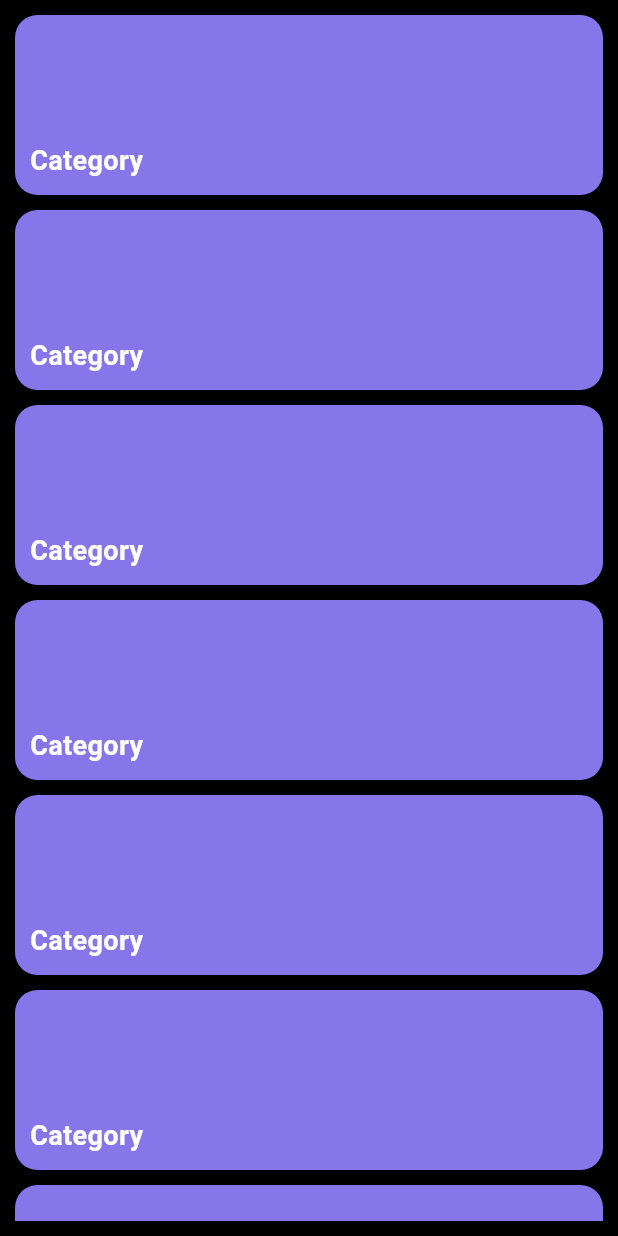
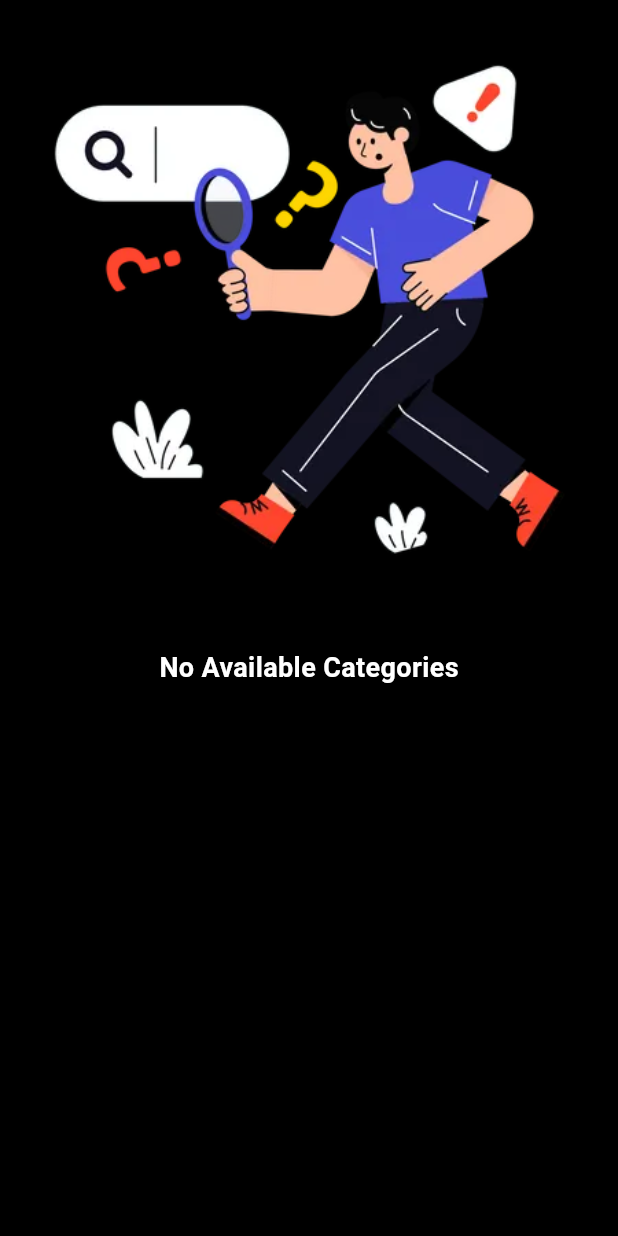
Before and after one commit to Dbokya/Wallpaper-app, a Flutter app: the CategoryScreen screen opened directly, on a phone screen of 412 x 824 dp. Run offline on Flutter 3.47's test engine with Material 3 defaults, Android fonts, the phone set to English and light mode, and no system bars; our stand-ins replace cloud_firestore, firebase_auth, firebase_core, firebase_storage, go_router, google_sign_in and 3 more; accounts and stored records are empty; network calls fail.

```diff
--- /dev/null
+++ b/lib/category/provider/category_provider.dart
@@ -0,0 +1,51 @@
+import 'package:cloud_firestore/cloud_firestore.dart';
+import 'package:flutter/material.dart';
+import 'package:wallpaper_app/category/models/category_model.dart';
+import 'package:wallpaper_app/configs/enums.dart';
+
+abstract class _Category {
+  Future<void> fetchCategory();
+}
+
+class CategoryProvider extends ChangeNotifier implements _Category {
+  final List<CategoryModel> _categories = [];
+  List<CategoryModel> get categories => _categories;
+
+  final _categoryRef = FirebaseFirestore.instance.collection('category');
+
+  ViewState viewState = ViewState.idle;
+  String message = "";
+
+  @override
+  Future<void> fetchCategory() async {
+    viewState = ViewState.busy;
+    _updateState();
+
+    try {
+      final result = await _categoryRef.get();
+
+      if (result.docs.isNotEmpty) {
+        for (var i in result.docs) {
+          _categories.add(CategoryModel.fromJson(i.data()));
+        }
+      }
+
+      viewState = ViewState.success;
+      _updateState();
+    } on FirebaseException catch (e) {
+      message = e.code;
+      viewState = ViewState.error;
+      _updateState();
+    } catch (e) {
+      message = e.toString();
+      viewState = ViewState.error;
+      _updateState();
+    }
+  }
+
+  void _updateState() {
+    WidgetsBinding.instance.addPostFrameCallback((_) {
+      notifyListeners();
+    });
+  }
+}
--- a/lib/category/screens/category_screen.dart
+++ b/lib/category/screens/category_screen.dart
@@ -1,5 +1,11 @@
 import 'package:flutter/material.dart';
 import 'package:go_router/go_router.dart';
+import 'package:provider/provider.dart';
+import 'package:wallpaper_app/category/provider/category_provider.dart';
+import 'package:wallpaper_app/configs/enums.dart';
+import 'package:wallpaper_app/shared/dialog/message_dialog.dart';
+import 'package:wallpaper_app/shared/widgets/busy_overlay.dart';
+import 'package:wallpaper_app/shared/widgets/empty_widget.dart';
 import 'package:wallpaper_app/styles/color.dart';
 
 class CategoryScreen extends StatefulWidget {
@@ -12,10 +18,21 @@ class CategoryScreen extends StatefulWidget {
 
 class _CategoryScreenState extends State<CategoryScreen> {
   @override
+  void initState() {
+    super.initState();
+    _getCategories();
+  }
+
+  @override
   Widget build(BuildContext context) {
-    return Scaffold(
+    return Consumer<CategoryProvider>(builder: (context, state, child) {
+      return BusyOverlay(
+        show: state.viewState == ViewState.busy,
+        child: Scaffold(
           appBar: widget.isAdmin ? AppBar() : null,
-      body: Padding(
+          body: state.categories.isEmpty
+              ? const EmtpyWidget(title: 'No Available Categories')
+              : Padding(
                   padding: const EdgeInsets.all(10.0),
                   child: ListView(
                     children: List.generate(20, (index) {
@@ -49,6 +66,21 @@ class _CategoryScreenState extends State<CategoryScreen> {
                     }),
                   ),
                 ),
+        ),
       );
+    });
+  }
+
+  void _getCategories() async {
+    final providerState = Provider.of<CategoryProvider>(context, listen: false);
+
+    await providerState.fetchCategory();
+
+    if (providerState.viewState == ViewState.error) {
+      if (mounted) {
+        showMessage(context, providerState.message);
+        return;
       }
     }
+  }
+}
--- /dev/null
+++ b/lib/home/model/wallpaper_model.dart
@@ -0,0 +1,27 @@
+class WallpaperModel {
+  String categoryName;
+  String wallPaperImage;
+  List<String> wallPaperTags;
+  int dateCreated;
+
+  WallpaperModel({
+    required this.categoryName,
+    required this.wallPaperImage,
+    required this.wallPaperTags,
+    required this.dateCreated,
+  });
+
+  factory WallpaperModel.fromJson(Map<String, dynamic> json) => WallpaperModel(
+        categoryName: json["category_name"],
+        wallPaperImage: json["wall_paper_image"],
+        wallPaperTags: List<String>.from(json["wall_paper_tags"].map((x) => x)),
+        dateCreated: json["date_created"],
+      );
+
+  Map<String, dynamic> toJson() => {
+        "category_name": categoryName,
+        "wall_paper_image": wallPaperImage,
+        "wall_paper_tags": List<dynamic>.from(wallPaperTags.map((x) => x)),
+        "date_created": dateCreated,
+      };
+}
--- a/lib/main.dart
+++ b/lib/main.dart
@@ -3,6 +3,7 @@ import 'package:flutter/material.dart';
 import 'package:provider/provider.dart';
 import 'package:wallpaper_app/admin/provider/admin_provider.dart';
 import 'package:wallpaper_app/authentication/provider/auth.dart';
+import 'package:wallpaper_app/category/provider/category_provider.dart';
 import 'package:wallpaper_app/configs/routers.dart';
 import 'package:wallpaper_app/firebase_options.dart';
 import 'package:wallpaper_app/onboarding/provider/state_provider.dart';
@@ -38,6 +39,9 @@ class MyApp extends StatelessWidget {
         ChangeNotifierProvider(
           create: (context) => AdminProvider(),
         ),
+        ChangeNotifierProvider(
+          create: (context) => CategoryProvider(),
+        ),
       ],
       child: MaterialApp.router(
         routerConfig: router,
--- /dev/null
+++ b/lib/shared/widgets/empty_widget.dart
@@ -0,0 +1,24 @@
+import 'package:flutter/material.dart';
+import 'package:wallpaper_app/configs/extensions.dart';
+import 'package:wallpaper_app/styles/color.dart';
+
+class EmtpyWidget extends StatelessWidget {
+  final String title;
+  const EmtpyWidget({super.key, required this.title});
+
+  @override
+  Widget build(BuildContext context) {
+    return Center(
+      child: Column(
+        children: [
+          Image.asset('assets/empty.png'),
+          20.height(),
+          Text(
+            title,
+            style: const TextStyle(fontSize: 18, fontWeight: FontWeight.bold, color: white),
+          ),
+        ],
+      ),
+    );
+  }
+}
--- a/pubspec.yaml
+++ b/pubspec.yaml
@@ -46,6 +46,7 @@ dependencies:
   image_picker: ^1.0.7
   cloud_firestore: ^4.15.6
   firebase_storage: ^11.6.7
+  quickalert: ^1.0.2
 
 dev_dependencies:
   flutter_test:
@@ -70,8 +71,8 @@ flutter:
   uses-material-design: true
 
   # To add assets to your application, add an assets section, like this:
-  # assets:
-  #   - images/a_dot_burr.jpeg
+  assets:
+    - assets/
   #   - images/a_dot_ham.jpeg
 
   # An image asset can refer to one or more resolution-specific "variants", see
```
Also changed, not shown: lib/admin/provider/admin_provider.dart (+67 -6 lines), lib/admin/screens/add_category.dart (+13 -7 lines), lib/admin/screens/add_wallpaper.dart (+37 -1 lines), lib/shared/dialog/message_dialog.dart (added, +12 -0 lines), assets/empty.png (added), pubspec.lock, 2 other files. Lines whose indentation alone changed are shown as unchanged.
